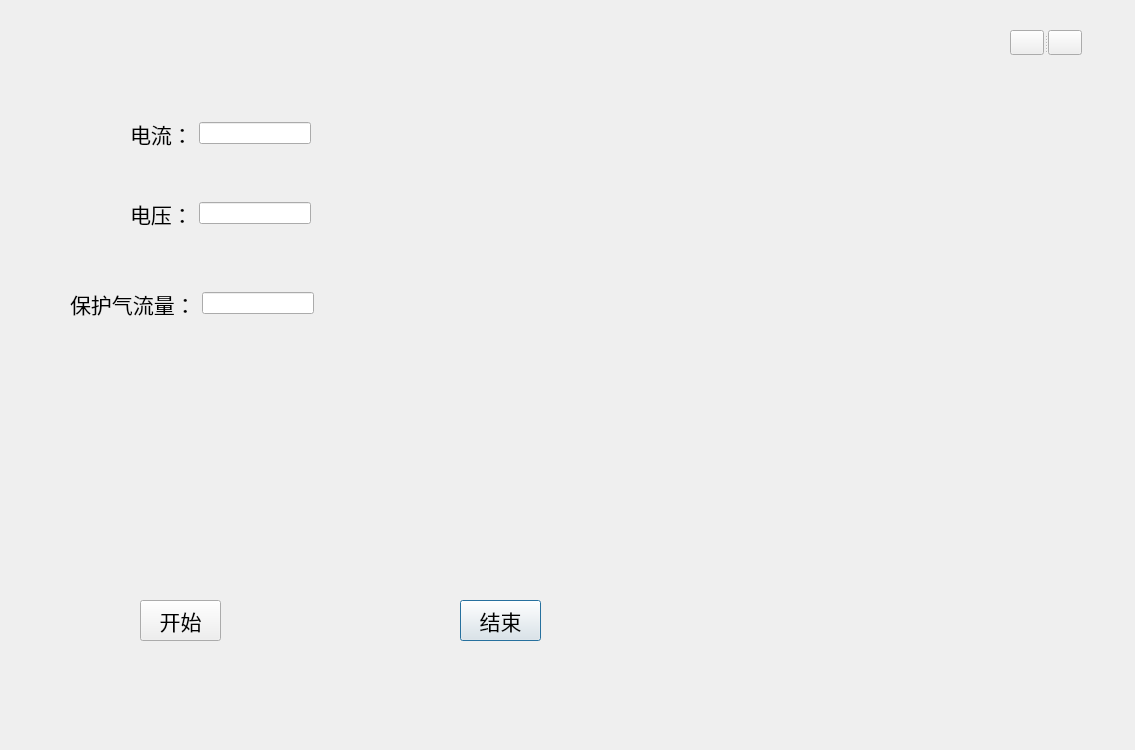
Old version of the form UiDesign/serialUi_diag.ui in the repository wwwK/DigitalTwin.
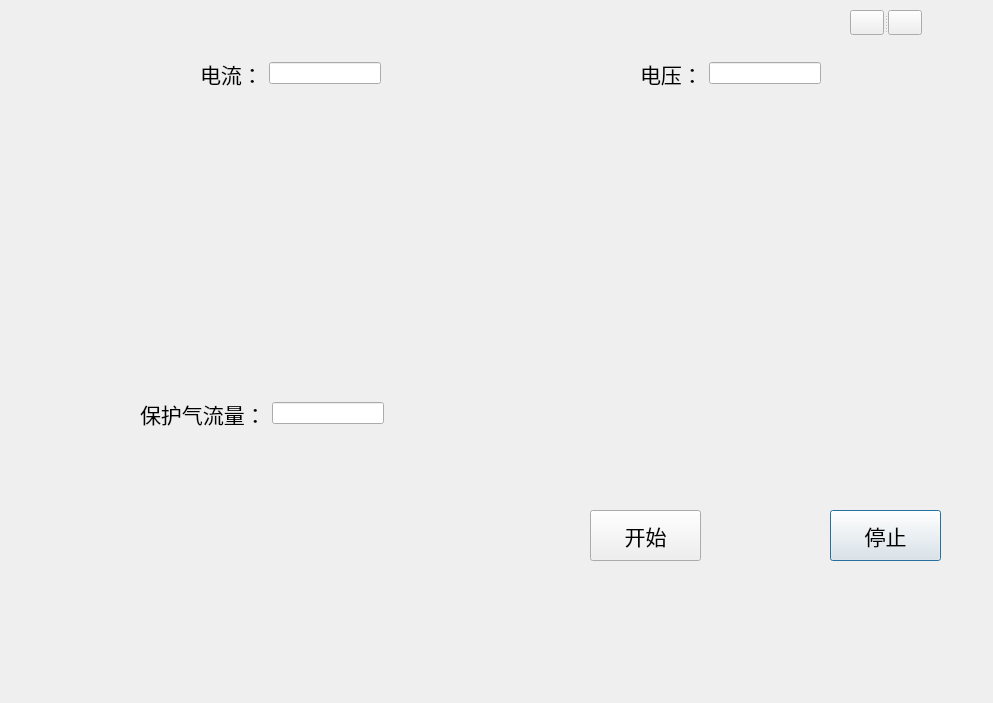
New version of the form. Custom widgets are drawn as their Qt base class.

Commit message: 调整格式

Patch:
```diff
--- a/UiDesign/serialUi_diag.ui
+++ b/UiDesign/serialUi_diag.ui
@@ -6,8 +6,8 @@
    <rect>
     <x>0</x>
     <y>0</y>
-    <width>1135</width>
-    <height>750</height>
+    <width>993</width>
+    <height>703</height>
    </rect>
   </property>
   <property name="windowTitle">
@@ -16,10 +16,10 @@
   <widget class="QPushButton" name="stopButton">
    <property name="geometry">
     <rect>
-     <x>460</x>
-     <y>600</y>
-     <width>81</width>
-     <height>41</height>
+     <x>830</x>
+     <y>510</y>
+     <width>111</width>
+     <height>51</height>
     </rect>
    </property>
    <property name="font">
@@ -29,16 +29,16 @@
     </font>
    </property>
    <property name="text">
-    <string>结束</string>
+    <string>停止</string>
    </property>
   </widget>
   <widget class="QPushButton" name="startButton">
    <property name="geometry">
     <rect>
-     <x>140</x>
-     <y>600</y>
-     <width>81</width>
-     <height>41</height>
+     <x>590</x>
+     <y>510</y>
+     <width>111</width>
+     <height>51</height>
     </rect>
    </property>
    <property name="font">
@@ -54,8 +54,8 @@
   <widget class="QWidget" name="layoutWidget">
    <property name="geometry">
     <rect>
-     <x>130</x>
-     <y>200</y>
+     <x>640</x>
+     <y>60</y>
      <width>181</width>
      <height>27</height>
     </rect>
@@ -82,8 +82,8 @@
   <widget class="QWidget" name="layoutWidget_2">
    <property name="geometry">
     <rect>
-     <x>130</x>
-     <y>120</y>
+     <x>200</x>
+     <y>60</y>
      <width>181</width>
      <height>27</height>
     </rect>
@@ -110,8 +110,8 @@
   <widget class="QWidget" name="layoutWidget_3">
    <property name="geometry">
     <rect>
-     <x>70</x>
-     <y>290</y>
+     <x>140</x>
+     <y>400</y>
      <width>244</width>
      <height>27</height>
     </rect>
@@ -138,18 +138,18 @@
   <widget class="MatplotlibWidget" name="plotElectricity" native="true">
    <property name="geometry">
     <rect>
-     <x>650</x>
-     <y>100</y>
-     <width>331</width>
-     <height>161</height>
+     <x>120</x>
+     <y>130</y>
+     <width>371</width>
+     <height>211</height>
     </rect>
    </property>
   </widget>
   <widget class="QSplitter" name="splitter">
    <property name="geometry">
     <rect>
-     <x>1010</x>
-     <y>30</y>
+     <x>850</x>
+     <y>10</y>
      <width>72</width>
      <height>25</height>
     </rect>
@@ -171,20 +171,20 @@
   <widget class="VMatplotlibWidget" name="plotV" native="true">
    <property name="geometry">
     <rect>
-     <x>650</x>
-     <y>280</y>
-     <width>331</width>
-     <height>151</height>
+     <x>580</x>
+     <y>130</y>
+     <width>371</width>
+     <height>211</height>
     </rect>
    </property>
   </widget>
   <widget class="LMatplotlibWidget" name="plotL" native="true">
    <property name="geometry">
     <rect>
-     <x>650</x>
-     <y>460</y>
-     <width>331</width>
-     <height>181</height>
+     <x>120</x>
+     <y>450</y>
+     <width>371</width>
+     <height>221</height>
     </rect>
    </property>
   </widget>
```
The commit also changes 2 other files.
